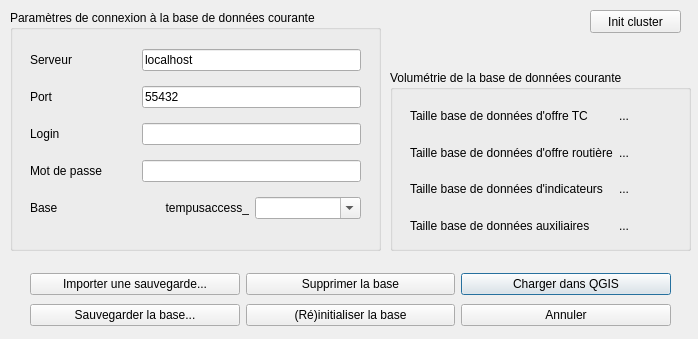
Qt form forms/Ui_DBConnectionDialog.ui (datagistips/territoires-ville.TempusAccess) before a commit.
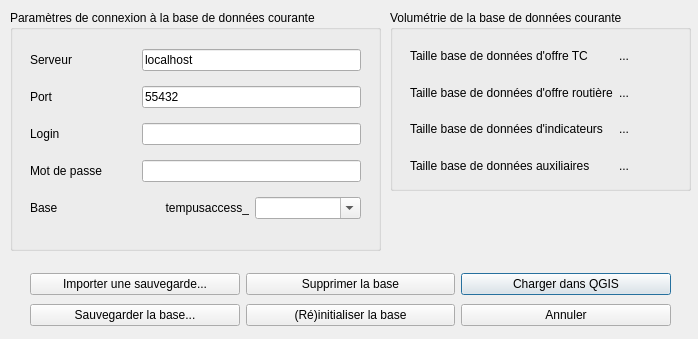
The same form after that commit.

Commit message: Remove button "init cluster" and add a progress bar for database initialisation

What changed in the file:
```diff
--- a/forms/Ui_DBConnectionDialog.ui
+++ b/forms/Ui_DBConnectionDialog.ui
@@ -218,7 +218,7 @@
    <property name="geometry">
     <rect>
      <x>390</x>
-     <y>70</y>
+     <y>10</y>
      <width>301</width>
      <height>181</height>
     </rect>
@@ -307,19 +307,6 @@
     </layout>
    </widget>
   </widget>
-  <widget class="QPushButton" name="pushButtonInitCluster">
-   <property name="geometry">
-    <rect>
-     <x>590</x>
-     <y>10</y>
-     <width>91</width>
-     <height>23</height>
-    </rect>
-   </property>
-   <property name="text">
-    <string>Init cluster</string>
-   </property>
-  </widget>
  </widget>
  <tabstops>
   <tabstop>pushButtonCancel</tabstop>
```
The commit also changes 3 other files.
